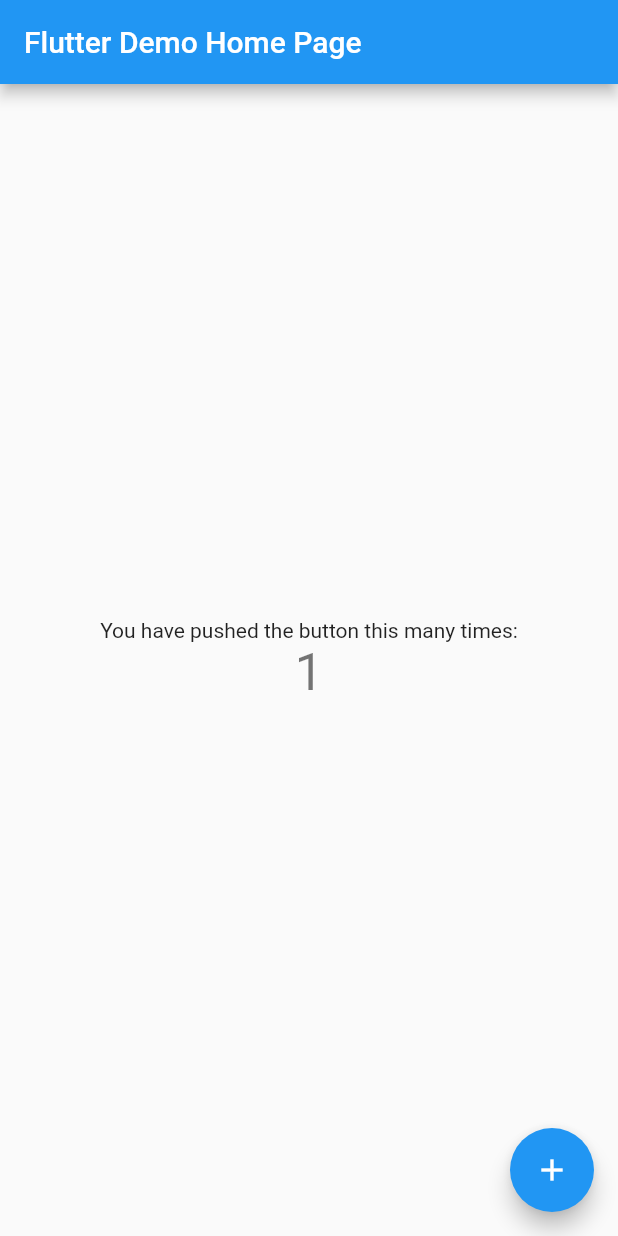
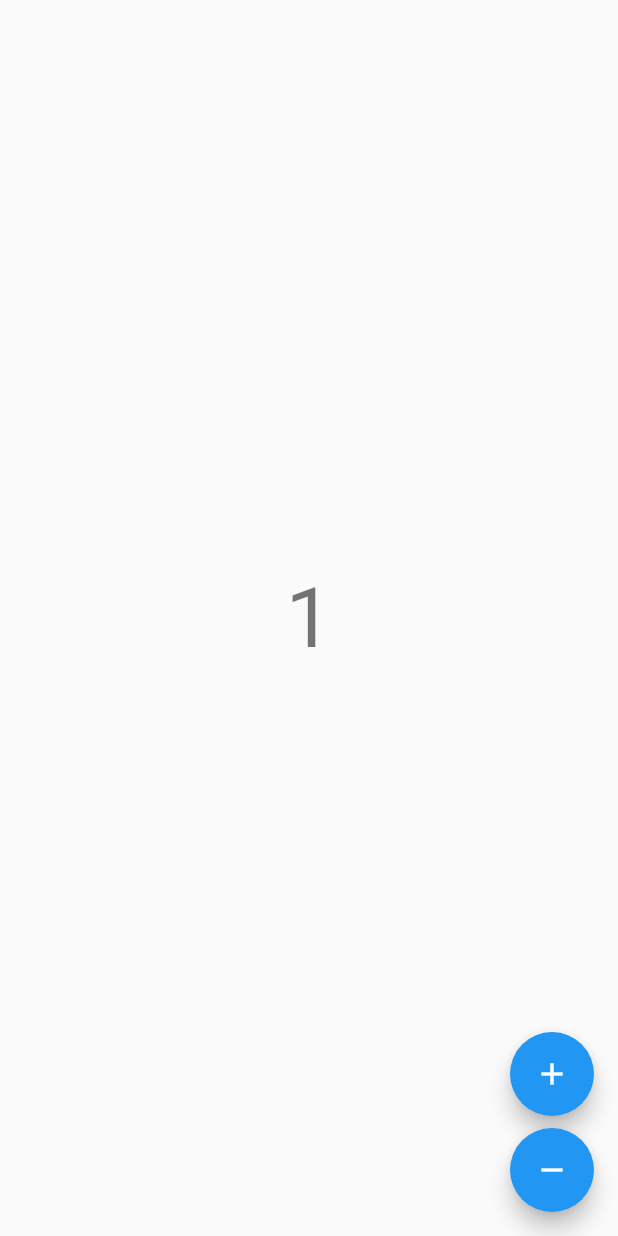
Before and after one commit to BeckiA/Simple-Bloc-Counter-App, a Flutter app: the screen it shows after launch, after a tap on the "add" icon, on a phone screen of 412 x 824 dp. Run offline on Flutter 3.47's test engine with Material 2 defaults, Android fonts, the phone set to English and light mode, and no system bars; our stand-ins replace bloc, flutter_bloc.

Commit message:
Finalizing the Counter Bloc Practice

```diff
--- /dev/null
+++ b/lib/app.dart
@@ -0,0 +1,6 @@
+import 'package:bloc_counter/view/counter_page.dart';
+import 'package:flutter/material.dart';
+
+class CounterApp extends MaterialApp {
+  CounterApp({super.key}) : super(home: CounterPage());
+}
--- /dev/null
+++ b/lib/counter/counter.dart
@@ -0,0 +1,2 @@
+export '../cubit/counter_cubit.dart';
+export '../view/view.dart';
--- /dev/null
+++ b/lib/counter_observer.dart
@@ -0,0 +1,13 @@
+import 'package:flutter_bloc/flutter_bloc.dart';
+import 'package:bloc/bloc.dart';
+
+class CounterObserver extends BlocObserver {
+  const CounterObserver();
+
+  @override
+  void onChange(BlocBase<dynamic> bloc, Change<dynamic> change) {
+    super.onChange(bloc, change);
+
+    print('${bloc.runtimeType} $change');
+  }
+}
--- /dev/null
+++ b/lib/cubit/counter_cubit.dart
@@ -0,0 +1,11 @@
+import 'package:bloc/bloc.dart';
+
+class CounterCubit extends Cubit<int> {
+  CounterCubit() : super(0);
+
+  /// Add 1 to the current state.
+  void increment() => emit(state + 1);
+
+  /// Subtract 1 from the current state.
+  void decrement() => emit(state - 1);
+}
--- a/lib/main.dart
+++ b/lib/main.dart
@@ -1,115 +1,10 @@
-import 'package:flutter/material.dart';
+import 'package:bloc/bloc.dart';
+import 'package:bloc_counter/app.dart';
+import 'package:bloc_counter/counter_observer.dart';
+import 'package:flutter/widgets.dart';
 
 void main() {
-  runApp(const MyApp());
+  Bloc.observer = CounterObserver();
+
+  runApp(CounterApp());
 }
-
-class MyApp extends StatelessWidget {
-  const MyApp({super.key});
-
-  // This widget is the root of your application.
-  @override
-  Widget build(BuildContext context) {
-    return MaterialApp(
-      title: 'Flutter Demo',
-      theme: ThemeData(
-        // This is the theme of your application.
-        //
-        // Try running your application with "flutter run". You'll see the
-        // application has a blue toolbar. Then, without quitting the app, try
-        // changing the primarySwatch below to Colors.green and then invoke
-        // "hot reload" (press "r" in the console where you ran "flutter run",
-        // or simply save your changes to "hot reload" in a Flutter IDE).
-        // Notice that the counter didn't reset back to zero; the application
-        // is not restarted.
-        primarySwatch: Colors.blue,
-      ),
-      home: const MyHomePage(title: 'Flutter Demo Home Page'),
-    );
-  }
-}
-
-class MyHomePage extends StatefulWidget {
-  const MyHomePage({super.key, required this.title});
-
-  // This widget is the home page of your application. It is stateful, meaning
-  // that it has a State object (defined below) that contains fields that affect
-  // how it looks.
-
-  // This class is the configuration for the state. It holds the values (in this
-  // case the title) provided by the parent (in this case the App widget) and
-  // used by the build method of the State. Fields in a Widget subclass are
-  // always marked "final".
-
-  final String title;
-
-  @override
-  State<MyHomePage> createState() => _MyHomePageState();
-}
-
-class _MyHomePageState extends State<MyHomePage> {
-  int _counter = 0;
-
-  void _incrementCounter() {
-    setState(() {
-      // This call to setState tells the Flutter framework that something has
-      // changed in this State, which causes it to rerun the build method below
-      // so that the display can reflect the updated values. If we changed
-      // _counter without calling setState(), then the build method would not be
-      // called again, and so nothing would appear to happen.
-      _counter++;
-    });
-  }
-
-  @override
-  Widget build(BuildContext context) {
-    // This method is rerun every time setState is called, for instance as done
-    // by the _incrementCounter method above.
-    //
-    // The Flutter framework has been optimized to make rerunning build methods
-    // fast, so that you can just rebuild anything that needs updating rather
-    // than having to individually change instances of widgets.
-    return Scaffold(
-      appBar: AppBar(
-        // Here we take the value from the MyHomePage object that was created by
-        // the App.build method, and use it to set our appbar title.
-        title: Text(widget.title),
-      ),
-      body: Center(
-        // Center is a layout widget. It takes a single child and positions it
-        // in the middle of the parent.
-        child: Column(
-          // Column is also a layout widget. It takes a list of children and
-          // arranges them vertically. By default, it sizes itself to fit its
-          // children horizontally, and tries to be as tall as its parent.
-          //
-          // Invoke "debug painting" (press "p" in the console, choose the
-          // "Toggle Debug Paint" action from the Flutter Inspector in Android
-          // Studio, or the "Toggle Debug Paint" command in Visual Studio Code)
-          // to see the wireframe for each widget.
-          //
-          // Column has various properties to control how it sizes itself and
-          // how it positions its children. Here we use mainAxisAlignment to
-          // center the children vertically; the main axis here is the vertical
-          // axis because Columns are vertical (the cross axis would be
-          // horizontal).
-          mainAxisAlignment: MainAxisAlignment.center,
-          children: <Widget>[
-            const Text(
-              'You have pushed the button this many times:',
-            ),
-            Text(
-              '$_counter',
-              style: Theme.of(context).textTheme.headlineMedium,
-            ),
-          ],
-        ),
-      ),
-      floatingActionButton: FloatingActionButton(
-        onPressed: _incrementCounter,
-        tooltip: 'Increment',
-        child: const Icon(Icons.add),
-      ), // This trailing comma makes auto-formatting nicer for build methods.
-    );
-  }
-}
--- /dev/null
+++ b/lib/view/counter_page.dart
@@ -0,0 +1,17 @@
+import 'package:flutter/material.dart';
+import 'package:flutter_bloc/flutter_bloc.dart';
+
+import '../cubit/counter_cubit.dart';
+import 'counter_view.dart';
+
+class CounterPage extends StatelessWidget {
+  CounterPage({super.key});
+
+  @override
+  Widget build(BuildContext context) {
+    return BlocProvider(
+      create: (context) => CounterCubit(),
+      child: const CounterView(),
+    );
+  }
+}
--- /dev/null
+++ b/lib/view/counter_view.dart
@@ -0,0 +1,44 @@
+import 'package:flutter/material.dart';
+import 'package:flutter_bloc/flutter_bloc.dart';
+
+import '../cubit/counter_cubit.dart';
+
+class CounterView extends StatelessWidget {
+  const CounterView({super.key});
+
+  @override
+  Widget build(BuildContext context) {
+    final textTheme = Theme.of(context).textTheme;
+    return Scaffold(
+      body: Center(
+        child: BlocBuilder<CounterCubit, int>(
+          builder: (context, state) {
+            return Text(
+              '$state',
+              style: textTheme.displayMedium,
+            );
+          },
+        ),
+      ),
+      floatingActionButton: Column(
+        mainAxisAlignment: MainAxisAlignment.end,
+        crossAxisAlignment: CrossAxisAlignment.end,
+        children: [
+          FloatingActionButton(
+            key: const Key('counterView_increment_floatingActionButton'),
+            child: const Icon(Icons.add),
+            onPressed: () => context.read<CounterCubit>().increment(),
+          ),
+          SizedBox(
+            height: 8,
+          ),
+          FloatingActionButton(
+            key: const Key('counterView_decrement_floatingActionButton'),
+            child: const Icon(Icons.remove),
+            onPressed: () => context.read<CounterCubit>().decrement(),
+          ),
+        ],
+      ),
+    );
+  }
+}
--- /dev/null
+++ b/lib/view/view.dart
@@ -0,0 +1,2 @@
+export 'counter_page.dart';
+export 'counter_view.dart';
```
Also changed, not shown: pubspec.yaml (+8 -74 lines), pubspec.lock, 1 other file.
